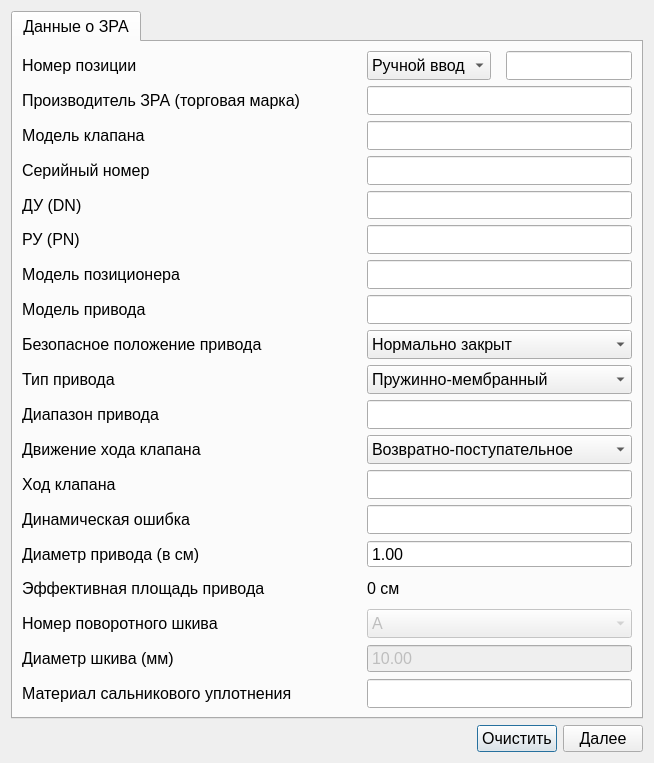
Before: the Qt Designer form ValveWindow.ui in Rekvim/MpiSki, drawn with Qt 5.
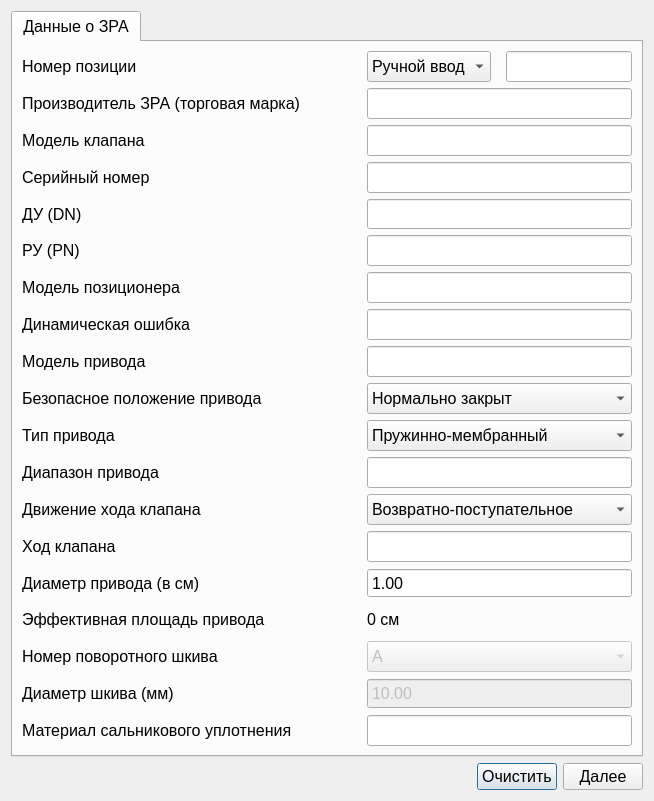
After: the same form once the commit is applied.

```diff
--- a/ValveWindow.ui
+++ b/ValveWindow.ui
@@ -7,7 +7,7 @@
     <x>0</x>
     <y>0</y>
     <width>654</width>
-    <height>763</height>
+    <height>801</height>
    </rect>
   </property>
   <property name="sizePolicy">
@@ -397,6 +397,54 @@
          </item>
         </layout>
        </item>
+       <item>
+        <layout class="QHBoxLayout" name="horizontalLayout_dinamicError">
+         <property name="spacing">
+          <number>15</number>
+         </property>
+         <item>
+          <widget class="QLabel" name="label_dinamicError">
+           <property name="sizePolicy">
+            <sizepolicy hsizetype="Preferred" vsizetype="Preferred">
+             <horstretch>0</horstretch>
+             <verstretch>0</verstretch>
+            </sizepolicy>
+           </property>
+           <property name="minimumSize">
+            <size>
+             <width>330</width>
+             <height>0</height>
+            </size>
+           </property>
+           <property name="maximumSize">
+            <size>
+             <width>330</width>
+             <height>16777215</height>
+            </size>
+           </property>
+           <property name="text">
+            <string>Динамическая ошибка</string>
+           </property>
+          </widget>
+         </item>
+         <item>
+          <widget class="QLineEdit" name="lineEdit_dinamicError">
+           <property name="sizePolicy">
+            <sizepolicy hsizetype="Preferred" vsizetype="Preferred">
+             <horstretch>0</horstretch>
+             <verstretch>0</verstretch>
+            </sizepolicy>
+           </property>
+           <property name="minimumSize">
+            <size>
+             <width>0</width>
+             <height>0</height>
+            </size>
+           </property>
+          </widget>
+         </item>
+        </layout>
+       </item>
        <item>
         <layout class="QHBoxLayout" name="horizontalLayout_modelDrive">
          <property name="spacing">
@@ -715,54 +763,6 @@
          </item>
         </layout>
        </item>
-       <item>
-        <layout class="QHBoxLayout" name="horizontalLayout_dinamicError">
-         <property name="spacing">
-          <number>15</number>
-         </property>
-         <item>
-          <widget class="QLabel" name="label_dinamicError">
-           <property name="sizePolicy">
-            <sizepolicy hsizetype="Preferred" vsizetype="Preferred">
-             <horstretch>0</horstretch>
-             <verstretch>0</verstretch>
-            </sizepolicy>
-           </property>
-           <property name="minimumSize">
-            <size>
-             <width>330</width>
-             <height>0</height>
-            </size>
-           </property>
-           <property name="maximumSize">
-            <size>
-             <width>330</width>
-             <height>16777215</height>
-            </size>
-           </property>
-           <property name="text">
-            <string>Динамическая ошибка</string>
-           </property>
-          </widget>
-         </item>
-         <item>
-          <widget class="QLineEdit" name="lineEdit_dinamicError">
-           <property name="sizePolicy">
-            <sizepolicy hsizetype="Preferred" vsizetype="Preferred">
-             <horstretch>0</horstretch>
-             <verstretch>0</verstretch>
-            </sizepolicy>
-           </property>
-           <property name="minimumSize">
-            <size>
-             <width>0</width>
-             <height>0</height>
-            </size>
-           </property>
-          </widget>
-         </item>
-        </layout>
-       </item>
        <item>
         <layout class="QHBoxLayout" name="horizontalLayout_diameterDrive">
          <property name="spacing">
```
